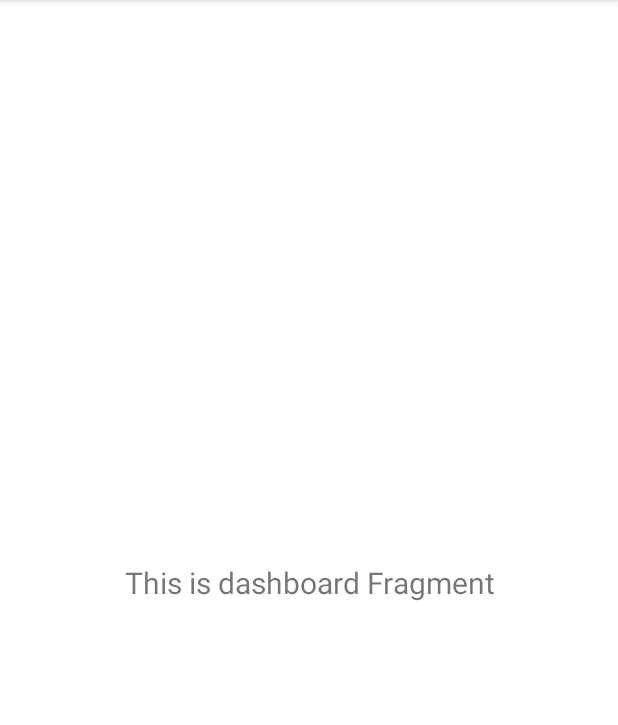
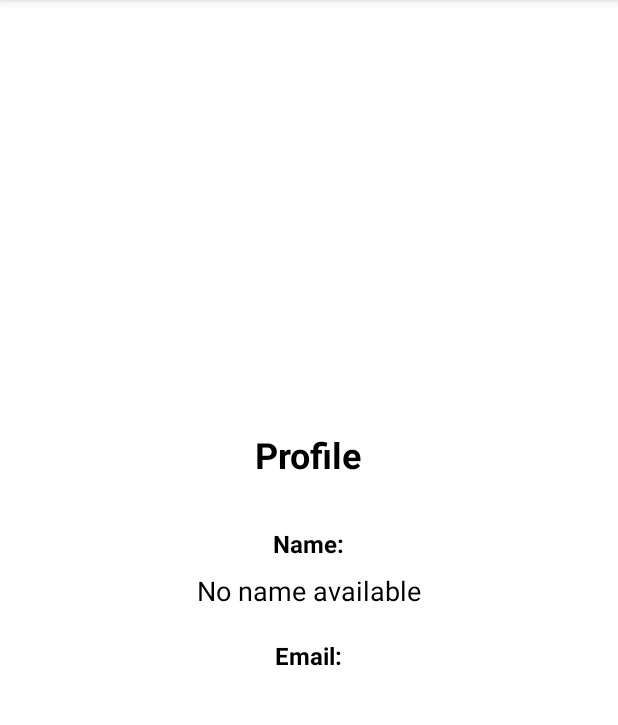
Before and after one commit to mahirathi/WatUFound, an Android app: the fragment DashboardFragment shown on its own in the app's theme, on a phone screen of 412 x 824 dp, the part 84-809 px from its top. Run offline under Robolectric (Android 15) with nearby library versions, the phone set to English and light mode, and no system bars; our stand-ins replace Firebase (no records; nobody signed in at launch, a user with empty details on screens opened directly).

Commit message:
profile tab wip

```diff
--- a/app/src/main/java/com/ece452/watufound/ui/dashboard/DashboardFragment.kt
+++ b/app/src/main/java/com/ece452/watufound/ui/dashboard/DashboardFragment.kt
@@ -1,42 +1,74 @@
 package com.ece452.watufound.ui.dashboard
 
 import android.os.Bundle
+import android.util.Log
 import android.view.LayoutInflater
 import android.view.View
 import android.view.ViewGroup
+import android.widget.ProgressBar
 import android.widget.TextView
+import android.widget.Toast
 import androidx.fragment.app.Fragment
 import androidx.lifecycle.ViewModelProvider
-import com.ece452.watufound.databinding.FragmentDashboardBinding
+import com.ece452.watufound.R
 
 class DashboardFragment : Fragment() {
-
-    private var _binding: FragmentDashboardBinding? = null
-
-    // This property is only valid between onCreateView and
-    // onDestroyView.
-    private val binding get() = _binding!!
 
     override fun onCreateView(
         inflater: LayoutInflater,
         container: ViewGroup?,
         savedInstanceState: Bundle?
     ): View {
+        Log.d("DashboardFragment", "onCreateView called")
+
         val dashboardViewModel =
             ViewModelProvider(this).get(DashboardViewModel::class.java)
 
-        _binding = FragmentDashboardBinding.inflate(inflater, container, false)
-        val root: View = binding.root
+        val root = inflater.inflate(R.layout.fragment_dashboard, container, false)
+        Log.d("DashboardFragment", "Layout inflated successfully")
 
-        val textView: TextView = binding.textDashboard
-        dashboardViewModel.text.observe(viewLifecycleOwner) {
-            textView.text = it
+        // Find views using findViewById
+        val userNameText = root.findViewById<TextView>(R.id.userNameText)
+        val userEmailText = root.findViewById<TextView>(R.id.userEmailText)
+        val loadingIndicator = root.findViewById<ProgressBar>(R.id.loadingIndicator)
+
+        if (userNameText != null && userEmailText != null) {
+            Log.d("DashboardFragment", "Views found successfully")
+
+            // Set initial text
+            userNameText.text = "Initializing..."
+            userEmailText.text = "Initializing..."
+
+            // Observe user name
+            dashboardViewModel.userName.observe(viewLifecycleOwner) { name ->
+                Log.d("DashboardFragment", "UserName updated: $name")
+                userNameText.text = name
+            }
+
+            // Observe user email
+            dashboardViewModel.userEmail.observe(viewLifecycleOwner) { email ->
+                Log.d("DashboardFragment", "UserEmail updated: $email")
+                userEmailText.text = email
+            }
+
+            // Observe loading state
+            dashboardViewModel.isLoading.observe(viewLifecycleOwner) { isLoading ->
+                Log.d("DashboardFragment", "Loading state: $isLoading")
+                loadingIndicator?.visibility = if (isLoading) View.VISIBLE else View.GONE
+            }
+        } else {
+            Log.e("DashboardFragment", "Failed to find views")
+            Toast.makeText(requireContext(), "Failed to load profile view", Toast.LENGTH_LONG).show()
         }
+
         return root
     }
 
-    override fun onDestroyView() {
-        super.onDestroyView()
-        _binding = null
+    override fun onViewCreated(view: View, savedInstanceState: Bundle?) {
+        super.onViewCreated(view, savedInstanceState)
+        Log.d("DashboardFragment", "onViewCreated called")
+
+        // Show a toast to confirm the fragment is loaded
+        Toast.makeText(requireContext(), "Profile view loaded", Toast.LENGTH_SHORT).show()
     }
 }
--- a/app/src/main/java/com/ece452/watufound/ui/dashboard/DashboardViewModel.kt
+++ b/app/src/main/java/com/ece452/watufound/ui/dashboard/DashboardViewModel.kt
@@ -1,13 +1,80 @@
 package com.ece452.watufound.ui.dashboard
 
+import android.util.Log
 import androidx.lifecycle.LiveData
 import androidx.lifecycle.MutableLiveData
 import androidx.lifecycle.ViewModel
+import com.google.firebase.auth.FirebaseAuth
+import com.google.firebase.firestore.FirebaseFirestore
 
 class DashboardViewModel : ViewModel() {
 
-    private val _text = MutableLiveData<String>().apply {
-        value = "This is dashboard Fragment"
+    private val _userName = MutableLiveData<String>()
+    val userName: LiveData<String> = _userName
+
+    private val _userEmail = MutableLiveData<String>()
+    val userEmail: LiveData<String> = _userEmail
+
+    private val _isLoading = MutableLiveData<Boolean>()
+    val isLoading: LiveData<Boolean> = _isLoading
+
+    private val auth = FirebaseAuth.getInstance()
+    private val db = FirebaseFirestore.getInstance()
+
+    init {
+        Log.d("DashboardViewModel", "ViewModel initialized")
+        loadUserProfile()
     }
-    val text: LiveData<String> = _text
+
+    private fun loadUserProfile() {
+        Log.d("DashboardViewModel", "loadUserProfile called")
+        _isLoading.value = true
+
+        val currentUser = auth.currentUser
+        Log.d("DashboardViewModel", "Current user: ${currentUser?.uid}")
+
+        if (currentUser == null) {
+            Log.d("DashboardViewModel", "No current user found")
+            _userName.value = "Not logged in"
+            _userEmail.value = "No email available"
+            _isLoading.value = false
+            return
+        }
+
+        // Get email from Firebase Auth
+        val email = currentUser.email
+        Log.d("DashboardViewModel", "Email from Auth: $email")
+        _userEmail.value = email ?: "No email available"
+
+        // Get display name from Firebase Auth first
+        val displayName = currentUser.displayName
+        Log.d("DashboardViewModel", "Display name from Auth: $displayName")
+
+        if (!displayName.isNullOrEmpty()) {
+            _userName.value = displayName.toString()
+            _isLoading.value = false
+            Log.d("DashboardViewModel", "Using display name from Auth")
+        } else {
+            Log.d("DashboardViewModel", "No display name in Auth, checking Firestore")
+            // If no display name in Auth, try to get from Firestore
+            db.collection("users").document(currentUser.uid)
+                .get()
+                .addOnSuccessListener { document ->
+                    Log.d("DashboardViewModel", "Firestore document exists: ${document.exists()}")
+                    if (document != null && document.exists()) {
+                        val name = document.getString("name")
+                        Log.d("DashboardViewModel", "Name from Firestore: $name")
+                        _userName.value = name ?: "No name available"
+                    } else {
+                        _userName.value = "No name available"
+                    }
+                    _isLoading.value = false
+                }
+                .addOnFailureListener { exception ->
+                    Log.e("DashboardViewModel", "Error loading from Firestore", exception)
+                    _userName.value = "Error loading name"
+                    _isLoading.value = false
+                }
+        }
+    }
 }
--- a/app/src/main/res/layout/fragment_dashboard.xml
+++ b/app/src/main/res/layout/fragment_dashboard.xml
@@ -1,22 +1,61 @@
 <?xml version="1.0" encoding="utf-8"?>
-<androidx.constraintlayout.widget.ConstraintLayout xmlns:android="http://schemas.android.com/apk/res/android"
-    xmlns:app="http://schemas.android.com/apk/res-auto"
-    xmlns:tools="http://schemas.android.com/tools"
+<LinearLayout xmlns:android="http://schemas.android.com/apk/res/android"
     android:layout_width="match_parent"
     android:layout_height="match_parent"
-    tools:context=".ui.dashboard.DashboardFragment">
+    android:orientation="vertical"
+    android:padding="24dp"
+    android:gravity="center"
+    android:background="#FFFFFF">
 
     <TextView
-        android:id="@+id/text_dashboard"
-        android:layout_width="match_parent"
+        android:layout_width="wrap_content"
         android:layout_height="wrap_content"
-        android:layout_marginStart="8dp"
-        android:layout_marginTop="8dp"
-        android:layout_marginEnd="8dp"
-        android:textAlignment="center"
-        android:textSize="20sp"
-        app:layout_constraintBottom_toBottomOf="parent"
-        app:layout_constraintEnd_toEndOf="parent"
-        app:layout_constraintStart_toStartOf="parent"
-        app:layout_constraintTop_toTopOf="parent" />
-</androidx.constraintlayout.widget.ConstraintLayout>
+        android:text="Profile"
+        android:textSize="24sp"
+        android:textStyle="bold"
+        android:textColor="#000000"
+        android:layout_marginBottom="32dp" />
+
+    <TextView
+        android:layout_width="wrap_content"
+        android:layout_height="wrap_content"
+        android:text="Name:"
+        android:textSize="16sp"
+        android:textStyle="bold"
+        android:textColor="#000000"
+        android:layout_marginBottom="8dp" />
+
+    <TextView
+        android:id="@+id/userNameText"
+        android:layout_width="wrap_content"
+        android:layout_height="wrap_content"
+        android:text="Loading..."
+        android:textSize="18sp"
+        android:textColor="#000000"
+        android:layout_marginBottom="20dp" />
+
+    <TextView
+        android:layout_width="wrap_content"
+        android:layout_height="wrap_content"
+        android:text="Email:"
+        android:textSize="16sp"
+        android:textStyle="bold"
+        android:textColor="#000000"
+        android:layout_marginBottom="8dp" />
+
+    <TextView
+        android:id="@+id/userEmailText"
+        android:layout_width="wrap_content"
+        android:layout_height="wrap_content"
+        android:text="Loading..."
+        android:textSize="18sp"
+        android:textColor="#000000" />
+
+    <ProgressBar
+        android:id="@+id/loadingIndicator"
+        android:layout_width="wrap_content"
+        android:layout_height="wrap_content"
+        android:layout_marginTop="20dp"
+        android:visibility="gone" />
+
+</LinearLayout>
```
